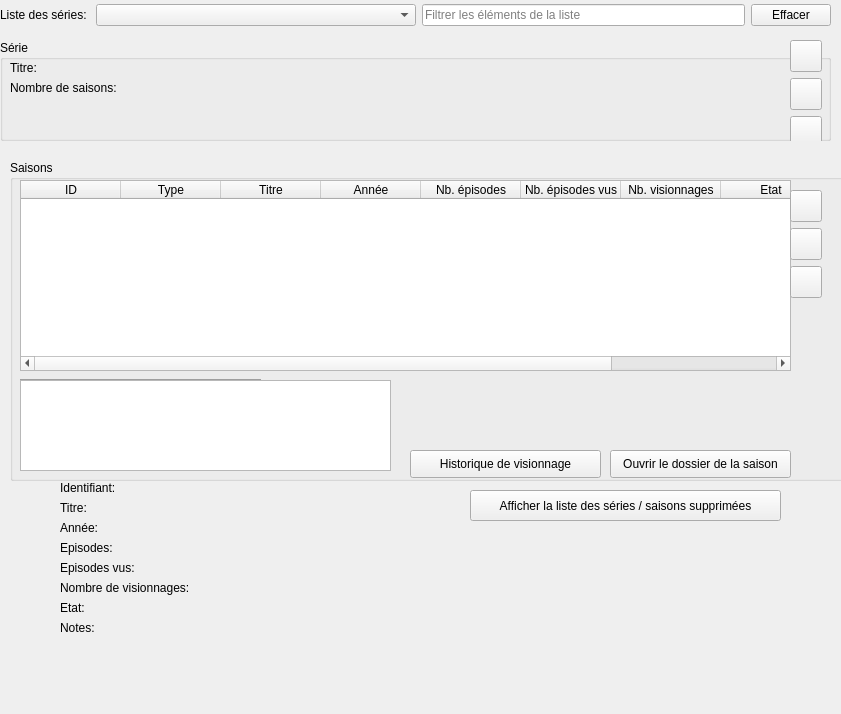
Before: the Qt Designer form src/ui/tabs/full_list_tab.ui in seigneurfuo/MyAnimeManager3, drawn with Qt 5.
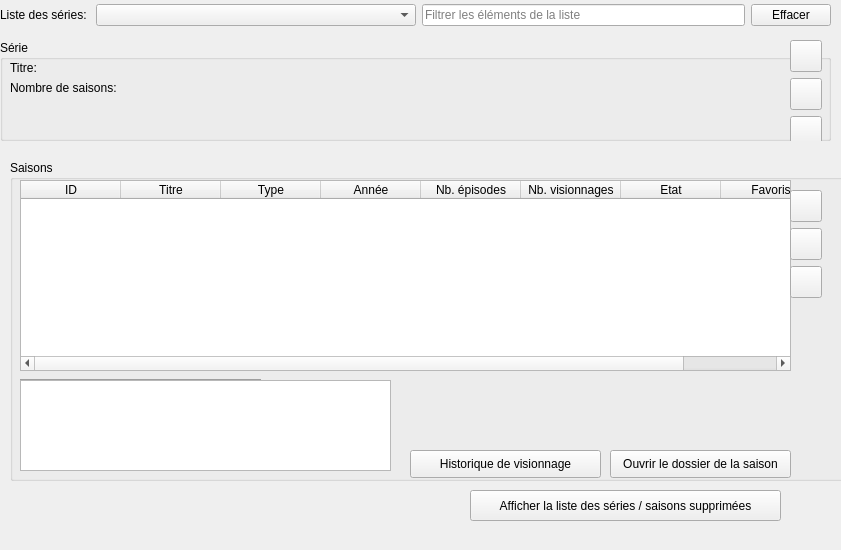
After: the same form once the commit is applied. Icons and pictures are not drawn.

Commit message: Refonte du détail des animés en utilisant des tableaux.

The edit to the form file:
```diff
--- a/src/ui/tabs/full_list_tab.ui
+++ b/src/ui/tabs/full_list_tab.ui
@@ -7,7 +7,7 @@
     <x>0</x>
     <y>0</y>
     <width>841</width>
-    <height>714</height>
+    <height>550</height>
    </rect>
   </property>
   <property name="windowTitle">
@@ -209,16 +209,16 @@
       <string>ID</string>
      </property>
     </column>
-    <column>
-     <property name="text">
-      <string>Type</string>
-     </property>
-    </column>
     <column>
      <property name="text">
       <string>Titre</string>
      </property>
     </column>
+    <column>
+     <property name="text">
+      <string>Type</string>
+     </property>
+    </column>
     <column>
      <property name="text">
       <string>Année</string>
@@ -229,11 +229,6 @@
       <string>Nb. épisodes</string>
      </property>
     </column>
-    <column>
-     <property name="text">
-      <string>Nb. épisodes vus</string>
-     </property>
-    </column>
     <column>
      <property name="text">
       <string>Nb. visionnages</string>
@@ -484,201 +479,6 @@
     </item>
    </layout>
   </widget>
-  <widget class="QLabel" name="label_11">
-   <property name="geometry">
-    <rect>
-     <x>60</x>
-     <y>480</y>
-     <width>61</width>
-     <height>16</height>
-    </rect>
-   </property>
-   <property name="text">
-    <string>Identifiant:</string>
-   </property>
-  </widget>
-  <widget class="QLabel" name="label_18">
-   <property name="geometry">
-    <rect>
-     <x>60</x>
-     <y>580</y>
-     <width>151</width>
-     <height>16</height>
-    </rect>
-   </property>
-   <property name="text">
-    <string>Nombre de visionnages:</string>
-   </property>
-  </widget>
-  <widget class="QLabel" name="label_6">
-   <property name="geometry">
-    <rect>
-     <x>60</x>
-     <y>620</y>
-     <width>57</width>
-     <height>16</height>
-    </rect>
-   </property>
-   <property name="text">
-    <string>Notes:</string>
-   </property>
-  </widget>
-  <widget class="QLabel" name="label_10">
-   <property name="geometry">
-    <rect>
-     <x>120</x>
-     <y>520</y>
-     <width>181</width>
-     <height>16</height>
-    </rect>
-   </property>
-   <property name="text">
-    <string>&lt;Date de la saison&gt;</string>
-   </property>
-  </widget>
-  <widget class="QLabel" name="label_15">
-   <property name="geometry">
-    <rect>
-     <x>60</x>
-     <y>560</y>
-     <width>91</width>
-     <height>16</height>
-    </rect>
-   </property>
-   <property name="text">
-    <string>Episodes vus:</string>
-   </property>
-  </widget>
-  <widget class="QLabel" name="label_16">
-   <property name="geometry">
-    <rect>
-     <x>120</x>
-     <y>540</y>
-     <width>81</width>
-     <height>16</height>
-    </rect>
-   </property>
-   <property name="text">
-    <string>&lt;Episodes&gt;</string>
-   </property>
-  </widget>
-  <widget class="QLabel" name="label_20">
-   <property name="geometry">
-    <rect>
-     <x>60</x>
-     <y>600</y>
-     <width>41</width>
-     <height>16</height>
-    </rect>
-   </property>
-   <property name="text">
-    <string>Etat:</string>
-   </property>
-  </widget>
-  <widget class="QLabel" name="label_17">
-   <property name="geometry">
-    <rect>
-     <x>150</x>
-     <y>560</y>
-     <width>41</width>
-     <height>16</height>
-    </rect>
-   </property>
-   <property name="text">
-    <string>&lt;Vus&gt;</string>
-   </property>
-  </widget>
-  <widget class="QLabel" name="label_8">
-   <property name="geometry">
-    <rect>
-     <x>120</x>
-     <y>500</y>
-     <width>321</width>
-     <height>16</height>
-    </rect>
-   </property>
-   <property name="text">
-    <string>&lt;Titre de la saison&gt;</string>
-   </property>
-  </widget>
-  <widget class="QLabel" name="label_9">
-   <property name="geometry">
-    <rect>
-     <x>60</x>
-     <y>520</y>
-     <width>51</width>
-     <height>16</height>
-    </rect>
-   </property>
-   <property name="text">
-    <string>Année:</string>
-   </property>
-  </widget>
-  <widget class="QLabel" name="label_21">
-   <property name="geometry">
-    <rect>
-     <x>110</x>
-     <y>600</y>
-     <width>57</width>
-     <height>16</height>
-    </rect>
-   </property>
-   <property name="text">
-    <string>&lt;Etat&gt;</string>
-   </property>
-  </widget>
-  <widget class="QLabel" name="label_19">
-   <property name="geometry">
-    <rect>
-     <x>210</x>
-     <y>580</y>
-     <width>41</width>
-     <height>16</height>
-    </rect>
-   </property>
-   <property name="text">
-    <string>&lt;Vus&gt;</string>
-   </property>
-  </widget>
-  <widget class="QLabel" name="label_7">
-   <property name="geometry">
-    <rect>
-     <x>60</x>
-     <y>500</y>
-     <width>41</width>
-     <height>16</height>
-    </rect>
-   </property>
-   <property name="text">
-    <string>Titre:</string>
-   </property>
-  </widget>
-  <widget class="QLabel" name="label_14">
-   <property name="geometry">
-    <rect>
-     <x>60</x>
-     <y>540</y>
-     <width>61</width>
-     <height>16</height>
-    </rect>
-   </property>
-   <property name="text">
-    <string>Episodes:</string>
-   </property>
-  </widget>
-  <widget class="QLabel" name="label_12">
-   <property name="geometry">
-    <rect>
-     <x>130</x>
-     <y>480</y>
-     <width>121</width>
-     <height>16</height>
-    </rect>
-   </property>
-   <property name="text">
-    <string>&lt;Identifiant&gt;</string>
-   </property>
-  </widget>
  </widget>
  <tabstops>
   <tabstop>comboBox</tabstop>
```
The commit also changes 1 other file.
